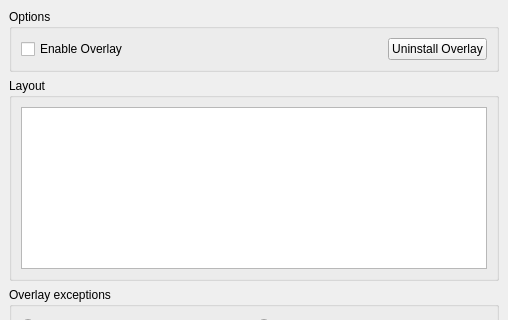
First picture: the form in src/mumble/Overlay.ui, repository mumble-voip/mumble, before the edit; both pictures show x 0 to 508 and y 0 to 320 of the 508 by 571 pixel window.
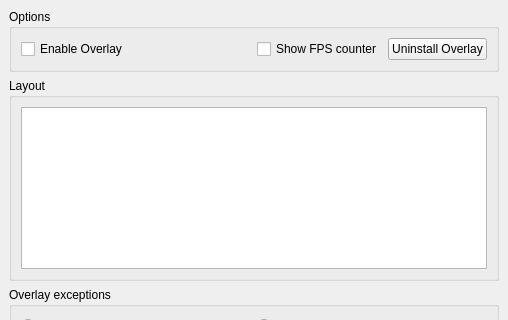
Second picture: the form after the edit. Icons and pictures are not drawn.

Commit message: Add an optional FPS counter to the overlay

What changed in the file:
```diff
--- a/src/mumble/Overlay.ui
+++ b/src/mumble/Overlay.ui
@@ -56,6 +56,16 @@
             </property>
            </spacer>
           </item>
+          <item>
+           <widget class="QCheckBox" name="qcbShowFps">
+            <property name="toolTip">
+             <string>Display a frame counter in the overlay</string>
+            </property>
+            <property name="text">
+             <string>Show FPS counter</string>
+            </property>
+           </widget>
+          </item>
           <item>
            <widget class="QPushButton" name="qpbUninstall">
             <property name="text">
```
Left out of the diff: 6 changed lines with no effect on the pictures. The commit also changes 9 other files.
